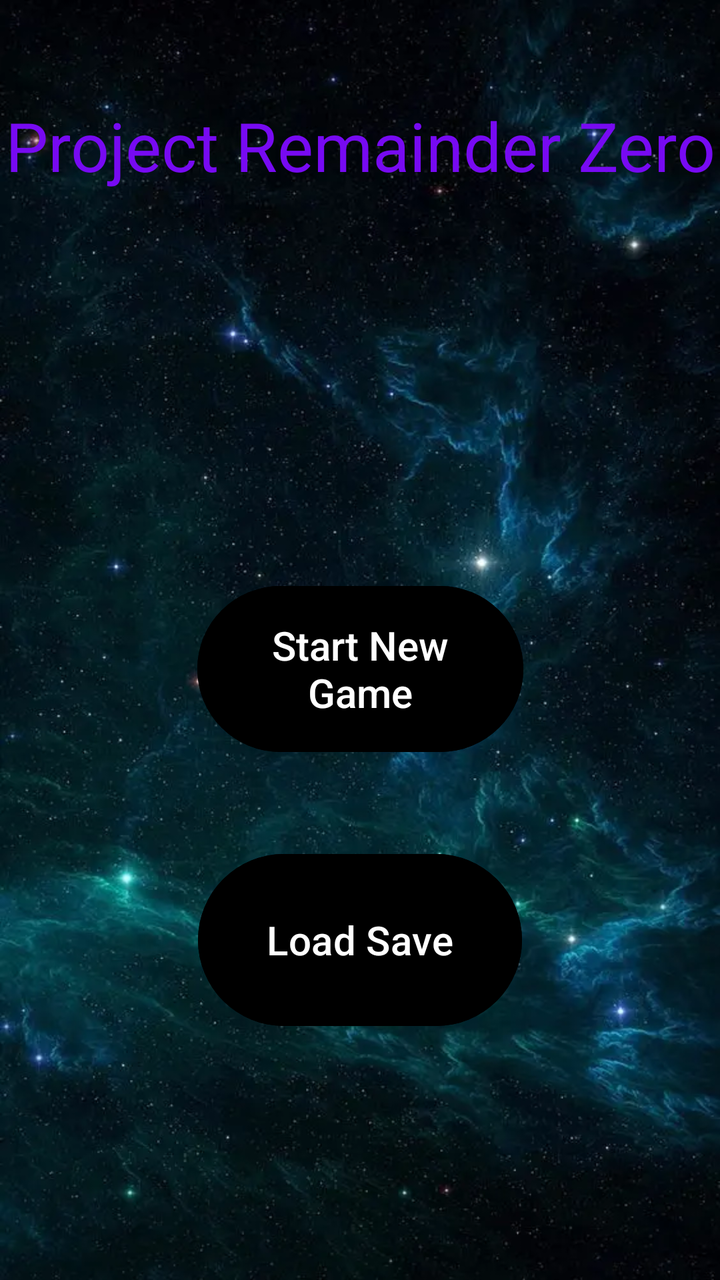
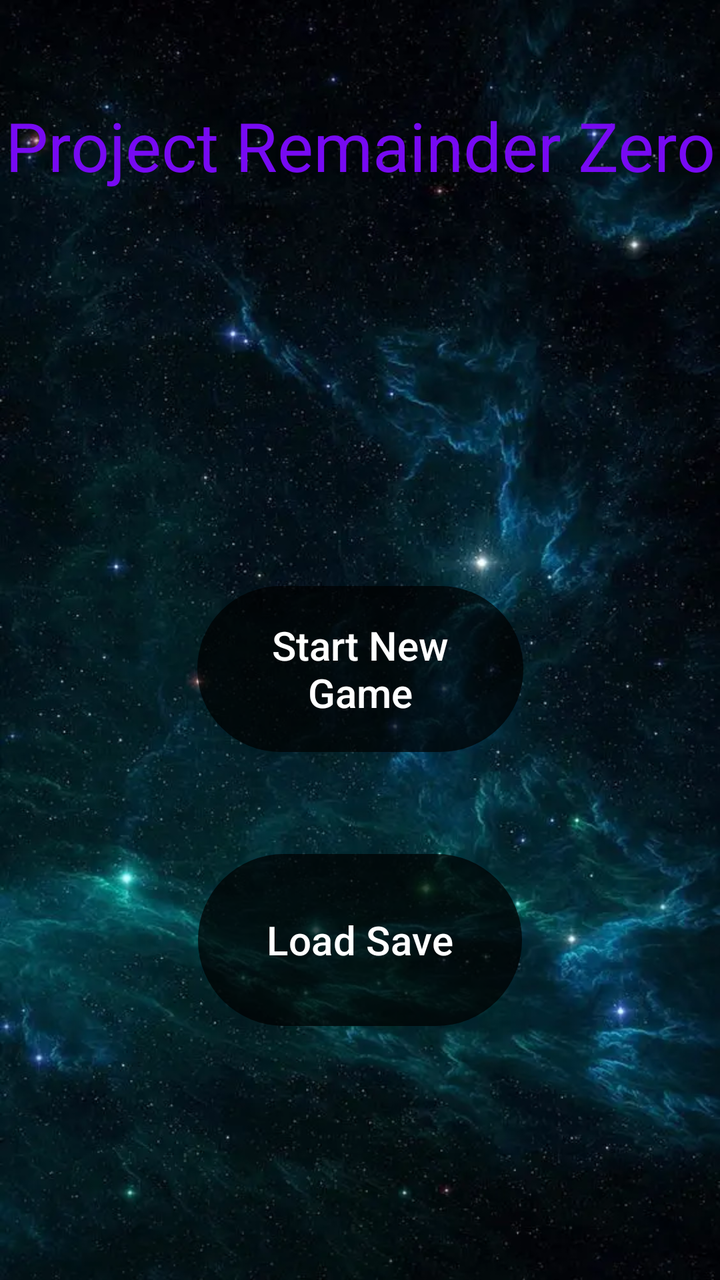

Before-and-after screenshots of an Android layout around one commit, followed by the original layout XML and the change that was made.
<!-- AndroidManifest.xml: application theme Theme.PROJECT -->
<!-- res/layout/activity_main.xml -->
<?xml version="1.0" encoding="utf-8"?>
<androidx.constraintlayout.widget.ConstraintLayout xmlns:android="http://schemas.android.com/apk/res/android"
    xmlns:app="http://schemas.android.com/apk/res-auto"
    xmlns:tools="http://schemas.android.com/tools"
    android:id="@+id/main"
    android:layout_width="match_parent"
    android:layout_height="match_parent"
    android:background="@drawable/space_background"
    tools:context=".MainActivity">

    <Button
        android:id="@+id/load_save_button"
        android:layout_width="162dp"
        android:layout_height="94dp"
        android:layout_marginBottom="80dp"
        android:backgroundTint="#000000"
        android:text="Load Save"
        android:textSize="20sp"
        app:layout_constraintBottom_toBottomOf="parent"
        app:layout_constraintEnd_toEndOf="parent"
        app:layout_constraintStart_toStartOf="parent"
        app:layout_constraintTop_toBottomOf="@+id/new_game_button" />

    <TextView
        android:id="@+id/textView"
        android:layout_width="wrap_content"
        android:layout_height="wrap_content"
        android:layout_marginTop="50dp"
        android:text="Project Remainder Zero"
        android:textColor="#770AF2"
        android:textSize="34sp"
        app:layout_constraintEnd_toEndOf="parent"
        app:layout_constraintStart_toStartOf="parent"
        app:layout_constraintTop_toTopOf="parent" />

    <Button
        android:id="@+id/new_game_button"
        android:layout_width="163dp"
        android:layout_height="91dp"
        android:layout_marginBottom="260dp"
        android:backgroundTint="#000000"
        android:text="Start New Game"
        android:textAppearance="@style/TextAppearance.AppCompat.Body2"
        android:textSize="20sp"
        app:layout_constraintBottom_toBottomOf="parent"
        app:layout_constraintEnd_toEndOf="parent"
        app:layout_constraintStart_toStartOf="parent" />
</androidx.constraintlayout.widget.ConstraintLayout>
<!-- resources referenced by this layout -->
<resources>
  <!-- drawable space_background: webp bitmap (drawable, 55618 bytes) -->
  <style name="Theme.PROJECT" parent="Base.Theme.PROJECT" />
  <style name="Base.Theme.PROJECT" parent="Theme.Material3.DayNight.NoActionBar">
          
          
      </style>
</resources>

<!-- the commit's change to res/layout/activity_main.xml (unified diff, before → after) -->
@@ -13,7 +13,7 @@
         android:layout_width="162dp"
         android:layout_height="94dp"
         android:layout_marginBottom="80dp"
-        android:backgroundTint="#000000"
+        android:backgroundTint="#78000000"
         android:text="Load Save"
         android:textSize="20sp"
         app:layout_constraintBottom_toBottomOf="parent"
@@ -22,7 +22,7 @@
         app:layout_constraintTop_toBottomOf="@+id/new_game_button" />
 
     <TextView
-        android:id="@+id/textView"
+        android:id="@+id/game_name_text"
         android:layout_width="wrap_content"
         android:layout_height="wrap_content"
         android:layout_marginTop="50dp"
@@ -38,7 +38,7 @@
         android:layout_width="163dp"
         android:layout_height="91dp"
         android:layout_marginBottom="260dp"
-        android:backgroundTint="#000000"
+        android:backgroundTint="#77000000"
         android:text="Start New Game"
         android:textAppearance="@style/TextAppearance.AppCompat.Body2"
         android:textSize="20sp"
